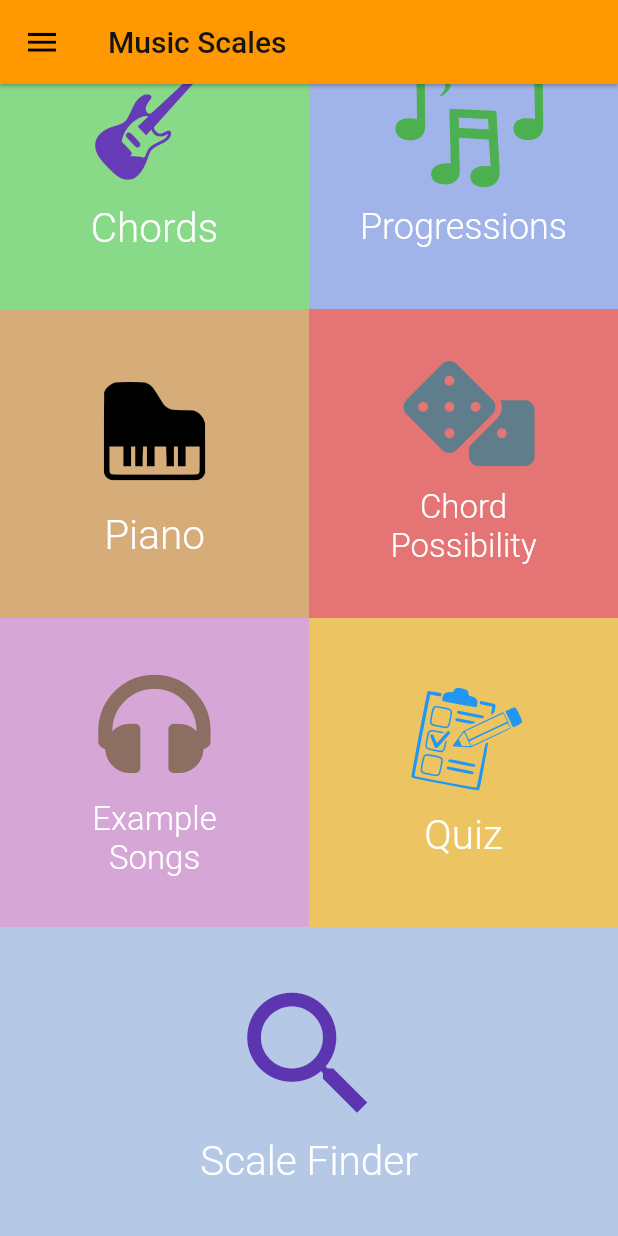
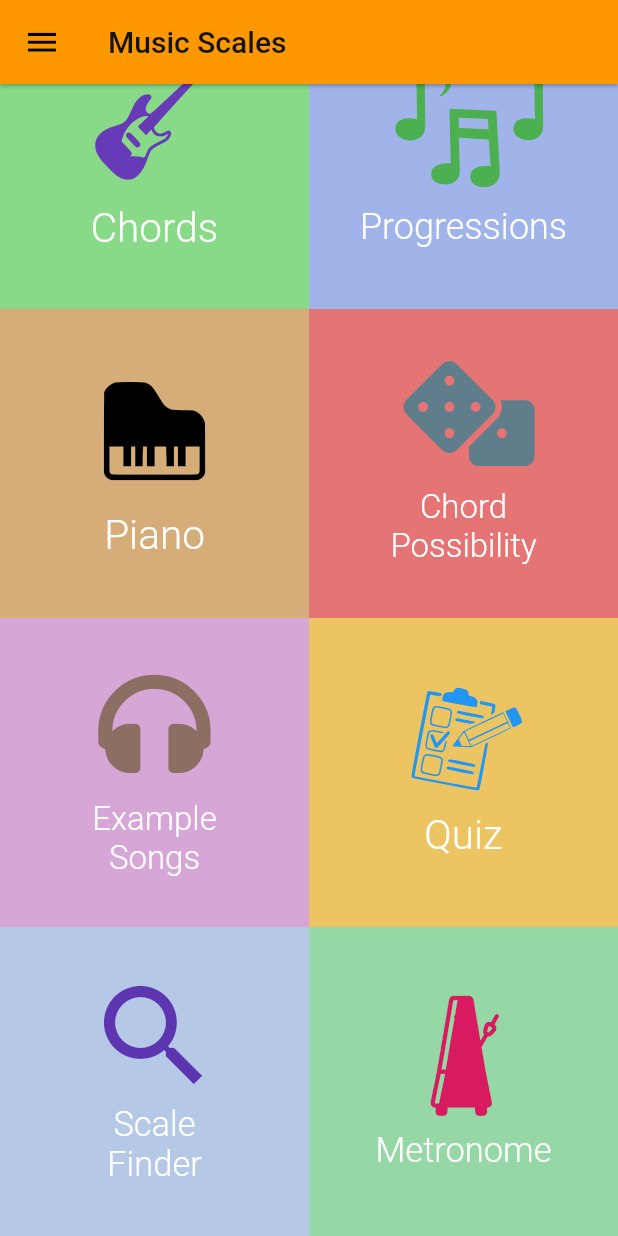
Before and after one commit to iberatkaya/music-scales, a Flutter app: the screen it shows after launch, scrolled down 262 dp, on a phone screen of 412 x 824 dp. Run offline on Flutter 3.47's test engine with Material 2 defaults, Android fonts, the phone set to English and light mode, and no system bars; drawn by our look-alikes of auto_size_text; our stand-ins replace audioplayers, firebase_analytics, flutter_swiper, font_awesome_flutter, share, shared_preferences; missing offline and left inert: firebase_admob, flutter_advanced_networkimage, launch_review; accounts and stored records are empty.

Commit message:
Added a metronome, added svg files for custom icons

```diff
--- a/lib/main.dart
+++ b/lib/main.dart
@@ -15,6 +15,7 @@ import 'package:url_launcher/url_launcher.dart';
 import 'dart:math';
 import 'appid.dart';
 import 'search.dart';
+import 'metronome.dart';
 import 'quiz.dart';
 import 'scales.dart';
 import 'examplesongs.dart';
@@ -191,16 +192,16 @@ class _MyHomePageState extends State<MyHomePage> {
       loaded = true;
     }
 
-    FirebaseAdMob.instance.initialize(appId: appid);
+    /*FirebaseAdMob.instance.initialize(appId: appid);
     myInterstitial..load();
     myInterstitial2..load();
     myInterstitial3..load();
     if(showad == 2)
       myInterstitial..load()..show();
-    if(showad == 7)
+    if(showad == 6)
       myInterstitial2..load()..show();
-    if(showad == 13)
-      myInterstitial3..load()..show();
+    if(showad == 11)
+      myInterstitial3..load()..show();*/
 
 
 
@@ -259,8 +260,8 @@ class _MyHomePageState extends State<MyHomePage> {
               Divider(height: 0, color: Colors.black26,),
               ListTile(
                 contentPadding: EdgeInsets.fromLTRB(14, 2, 0, 2),
-                title: Text('Report A Bug', style: TextStyle(fontSize: 16)),
-                leading: Icon(Icons.warning, size: 26, color: Colors.grey[600]),
+                title: Text('Feedback', style: TextStyle(fontSize: 16)),
+                leading: Icon(Icons.mail_outline, size: 26, color: Colors.grey[600]),
                 onTap: () {
                   _launchURL();
                   },
@@ -298,7 +299,8 @@ class _MyHomePageState extends State<MyHomePage> {
                     StaggeredTile.count(1, 1),
                     StaggeredTile.count(1, 1),
                     StaggeredTile.count(1, 1),
-                    StaggeredTile.count(2, 1),
+                    StaggeredTile.count(1, 1),
+                    StaggeredTile.count(1, 1),
                   ],
                   children: <Widget>[
                     FlatButton(
@@ -517,8 +519,23 @@ class _MyHomePageState extends State<MyHomePage> {
                       child: Column(
                         mainAxisAlignment: MainAxisAlignment.center,
                         children: <Widget>[
-                          Icon(Icons.search, size: 110, color: Colors.deepPurple[600],),
-                          Padding(padding: EdgeInsets.only(bottom: 4), child:Text("Scale Finder", style: TextStyle(color: Colors.white, fontSize: 27, fontWeight: FontWeight.w300), overflow: TextOverflow.ellipsis,))
+                          Icon(Icons.search, size: 90, color: Colors.deepPurple[600],),
+                          Padding(padding: EdgeInsets.only(bottom: 6), child:AutoSizeText("Scale\nFinder", maxLines: 2, style: TextStyle(color: Colors.white, fontSize: 23, fontWeight: FontWeight.w300), overflow: TextOverflow.ellipsis, textAlign: TextAlign.center,))
+                        ],
+                      ),
+                    ),
+                    FlatButton(
+                      shape: RoundedRectangleBorder(),
+                      onPressed: (){
+                          showad++;
+                          Navigator.push(context, MaterialPageRoute(builder: (context) => MetronomeScreen()));
+                        },
+                      color: Color.fromRGBO(80, 190, 105, 0.6),
+                      child: Column(
+                        mainAxisAlignment: MainAxisAlignment.center,
+                        children: <Widget>[
+                          Icon(CustomIcons.MyFlutterApp.metronome, size: 90, color: Colors.pink[600],),
+                          Padding(padding: EdgeInsets.only(bottom: 4, top: 6), child:Text("Metronome", style: TextStyle(color: Colors.white, fontSize: 23, fontWeight: FontWeight.w300), overflow: TextOverflow.ellipsis,))
                         ],
                       ),
                     ),
--- a/lib/my_flutter_app_icons.dart
+++ b/lib/my_flutter_app_icons.dart
@@ -28,4 +28,5 @@ class MyFlutterApp {
   static const IconData music_notes = const IconData(0xe805, fontFamily: _kFontFam);
   static const IconData prog = const IconData(0xe806, fontFamily: _kFontFam);
   static const IconData x = const IconData(0xe807, fontFamily: _kFontFam);
+  static const IconData metronome = const IconData(0xe808, fontFamily: _kFontFam);
 }
--- a/pubspec.yaml
+++ b/pubspec.yaml
@@ -56,6 +56,7 @@ flutter:
     - lib/assets/imgs/
     - assets/notes/guitar/
     - assets/notes/piano/
+    - assets/hats/
   #  - images/a_dot_ham.jpeg
 
   # An image asset can refer to one or more resolution-specific "variants", see
```
Also changed, not shown: lib/metronome.dart (added, +223 -0 lines), assets/fonts/MyFlutterApp.ttf, assets/imgs/guitar.svg (added), assets/imgs/international_music.svg (added), assets/imgs/metronome.svg (added), assets/imgs/music_notes.svg (added), assets/imgs/piano.svg (added), assets/imgs/prog.svg (added), assets/imgs/quiz.svg (added), assets/imgs/the-scale.svg (added), assets/imgs/x.svg (added), lib/assets/fonts/MyFlutterApp.ttf, 5 other files.
